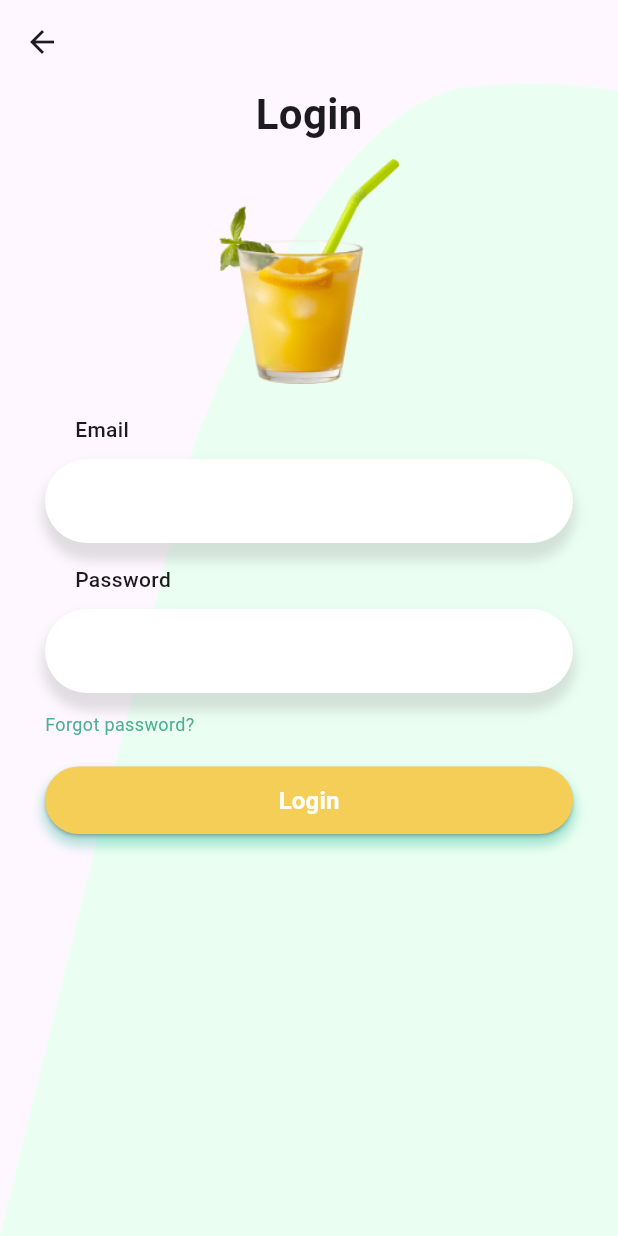
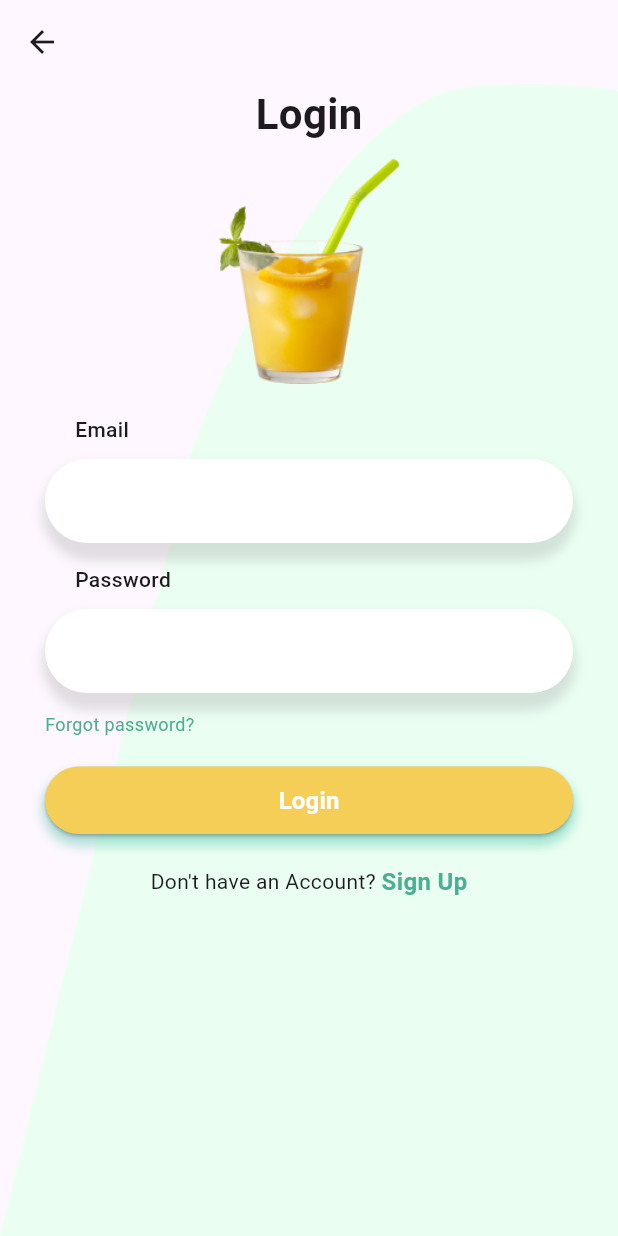
Before and after one commit to Swethanidhun/happycocktail, a Flutter app: the Login screen opened directly, on a phone screen of 412 x 824 dp. Run offline on Flutter 3.47's test engine with Material 3 defaults, Android fonts, the phone set to English and light mode, and no system bars; our stand-ins replace cloud_firestore, firebase_auth, firebase_core, get; accounts and stored records are empty; Roboto replaces fonts that are missing (Montserrat-Black); project files that could hold a hidden picture were left out.

Commit message:
did functions of signin page and login page , implemented login with email and password and authenticated firebase

```diff
--- a/cocktail/lib/data/models/usermodel.dart
+++ b/cocktail/lib/data/models/usermodel.dart
@@ -3,6 +3,8 @@
 //     final userModel = userModelFromJson(jsonString);
 
 import 'dart:convert';
+
+import 'package:cloud_firestore/cloud_firestore.dart';
 
 UserModel userModelFromJson(String str) => UserModel.fromJson(json.decode(str));
 
@@ -12,22 +14,35 @@ class UserModel {
   String? id;
   String? username;
   String? email;
+  String? password;
 
   UserModel({
     this.id,
     this.username,
     this.email,
+    this.password,
   });
 
   factory UserModel.fromJson(Map<String, dynamic> json) => UserModel(
         id: json["id"],
         username: json["username"],
         email: json["email"],
+        password: json["password"],
       );
 
   Map<String, dynamic> toJson() => {
         "id": id,
         "username": username,
         "email": email,
+        "password": password,
       };
+  factory UserModel.fromSnapshot(
+      DocumentSnapshot<Map<String, dynamic>> document) {
+    final data = document.data();
+    return UserModel(
+        email: data!['email'],
+        password: data['password'],
+        username: data['username'],
+        id: document.id);
   }
+}
--- a/cocktail/lib/data/modules/Login_module/Login.dart
+++ b/cocktail/lib/data/modules/Login_module/Login.dart
@@ -1,4 +1,4 @@
-import 'package:cocktail/data/modules/Home_module/Homepage.dart';
+import 'package:cocktail/data/modules/Signin_module/Signin.dart';
 import 'package:cocktail/data/modules/Signin_module/signin_controller.dart';
 import 'package:cocktail/data/widgets/button.dart';
 import 'package:cocktail/data/widgets/textfield.dart';
@@ -81,9 +81,30 @@ class _LoginState extends State<Login> {
                 Button(
                   text: "Login",
                   onPressed: () {
-                    Get.to(() => HomePage());
+                    signincontroller.login();
                   },
                   width: double.infinity,
+                ),
+                const SizedBox(
+                  height: 20,
+                ),
+                Row(
+                  mainAxisAlignment: MainAxisAlignment.center,
+                  children: [
+                    const Text("Don't have an Account? "),
+                    GestureDetector(
+                      onTap: () {
+                        Get.to(() => const Signin());
+                      },
+                      child: const Text(
+                        "Sign Up",
+                        style: TextStyle(
+                            fontSize: 16,
+                            color: Color.fromARGB(255, 76, 175, 145),
+                            fontWeight: FontWeight.w600),
+                      ),
+                    )
+                  ],
                 ),
               ],
             ),
--- a/cocktail/lib/main.dart
+++ b/cocktail/lib/main.dart
@@ -7,7 +7,7 @@ import 'package:get/get.dart';
 void main() async{
   WidgetsFlutterBinding.ensureInitialized();
   await Firebase.initializeApp(
-    options: FirebaseOptions(apiKey: "AIzaSyAWmpPcncGvkfmTdfXg1JmxVhO1l9vHm90", appId: "1:60298523262:android:cda437a0dfac9fd78d9e2f", messagingSenderId: "60298523262", projectId: "happycocktail")
+    options: const FirebaseOptions(apiKey: "AIzaSyAWmpPcncGvkfmTdfXg1JmxVhO1l9vHm90", appId: "1:60298523262:android:cda437a0dfac9fd78d9e2f", messagingSenderId: "60298523262", projectId: "happycocktail")
   );
   runApp(const MyApp());
 }
--- a/cocktail/pubspec.yaml
+++ b/cocktail/pubspec.yaml
@@ -41,6 +41,8 @@ dependencies:
   firebase_auth: ^4.15.3
   firebase_core: ^2.24.2
   cloud_firestore: ^4.13.6
+  firebase_database: ^10.3.8
+  uuid: ^4.2.2
 
 dev_dependencies:
   flutter_test:
```
Also changed, not shown: cocktail/lib/data/modules/Login_module/login_controller.dart (added, +24 -0 lines), cocktail/lib/data/modules/Signin_module/signin_controller.dart (+31 -19 lines), cocktail/lib/data/splash.dart (+6 -15 lines), cocktail/pubspec.lock, 2 other files. Lines whose indentation alone changed are shown as unchanged.
